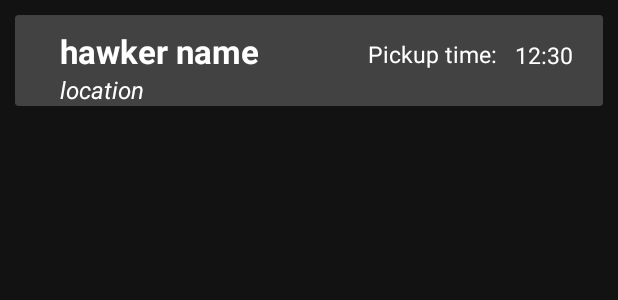
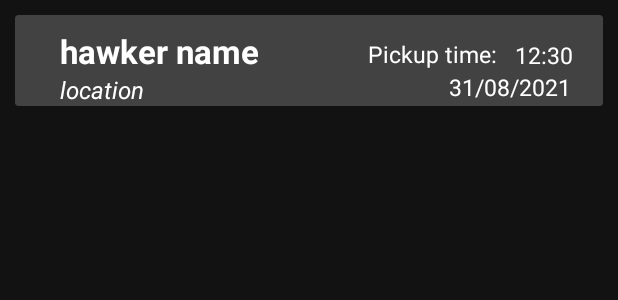
Before and after one commit to 93acy/ADProjTeam4Android, an Android app: the layout courierlisting_item.xml on its own in the app's theme, with its tools: preview values and no code run, on a phone screen of 412 x 824 dp. Shown: the top 300 px of the screen. Run offline under Robolectric (Android 15) with nearby library versions, the phone set to English and light mode, and no system bars; network calls fail.

Commit message:
pickup Date

```diff
--- a/app/src/main/java/com/example/adprojteam4/OrderFunction/CourierListingAPI.java
+++ b/app/src/main/java/com/example/adprojteam4/OrderFunction/CourierListingAPI.java
@@ -37,7 +37,8 @@ public interface CourierListingAPI {
     @PUT("users/orders/orderStatus/update")
     Call<ResponseBody> updateCourierOrderStatusById (
             @Query("id") Long userOrderId,
-            @Query("status") String status);
+            @Query("status") String status,
+            @Query("courierListingId") Long courierListingId);
 
     @PUT("/courier/updateCourierListing")
     Call<ResponseBody> updateCourierListing(@Body String id);
--- a/app/src/main/java/com/example/adprojteam4/OrderFunction/CourierListingAdaptor.java
+++ b/app/src/main/java/com/example/adprojteam4/OrderFunction/CourierListingAdaptor.java
@@ -42,6 +42,7 @@ public class CourierListingAdaptor extends RecyclerView.Adapter<CourierListingAd
         holder.pickupTime.setText(data.get(1));
         holder.hawkerName.setText(data.get(2));
         holder.locationArea.setText(data.get(3));
+        holder.date.setText(data.get(7));
 
         holder.cardView.setOnClickListener(new View.OnClickListener() {
             @Override
@@ -60,7 +61,7 @@ public class CourierListingAdaptor extends RecyclerView.Adapter<CourierListingAd
     }
 
     public class ViewHolder extends RecyclerView.ViewHolder{
-        TextView hawkerName,locationArea,pickupTime,text;
+        TextView hawkerName,locationArea,pickupTime,text,date;
         CardView cardView;
 
         public ViewHolder(@NonNull View listingView) {
@@ -70,6 +71,7 @@ public class CourierListingAdaptor extends RecyclerView.Adapter<CourierListingAd
             pickupTime = listingView.findViewById(R.id.pickupTime);
             text = listingView.findViewById(R.id.text);
             cardView = listingView.findViewById(R.id.cl_cv);
+            date = listingView.findViewById(R.id.date);
         }
     }
 
--- a/app/src/main/java/com/example/adprojteam4/OrderFunction/ViewBill.java
+++ b/app/src/main/java/com/example/adprojteam4/OrderFunction/ViewBill.java
@@ -116,6 +116,7 @@ public class ViewBill extends AppCompatActivity {
                     userOrderId=Long.parseLong(response.body());
                     createUseOrderDetail();
                     intent = new Intent(ViewBill.this, DashboardActivity.class);
+                    intent.putExtra("CourierListingId",CourierListingId);
                     startActivity(intent);
                 }
             }
@@ -123,7 +124,7 @@ public class ViewBill extends AppCompatActivity {
             @Override
             public void onFailure(Call<String> call, Throwable t) {
                 intent = new Intent(ViewBill.this,ViewCourierListing.class);
-                intent.putExtra("userOrderId",userOrderId);
+                //intent.putExtra("userOrderId",userOrderId);
                 Toast.makeText(ViewBill.this, t.getMessage(), Toast.LENGTH_LONG).show();
             }
         });
--- a/app/src/main/java/com/example/adprojteam4/OrderFunction/ViewOrderStatus.java
+++ b/app/src/main/java/com/example/adprojteam4/OrderFunction/ViewOrderStatus.java
@@ -40,6 +40,7 @@ public class ViewOrderStatus extends AppCompatActivity {
     LinearLayoutManager layoutManager;
     UserOrderAdaptor adaptor;
     Long userOrderId;
+    Long courierListingId;
     Button cancel,received;
     ConstraintLayout btmCl,topCl;
     RelativeLayout rl;
@@ -57,6 +58,7 @@ public class ViewOrderStatus extends AppCompatActivity {
         bottomNav.setSelectedItemId(R.id.nav_hawkerSearch);
 
         userOrderId = Long.parseLong(getIntent().getStringExtra("userOrderId"));
+        courierListingId = Long.parseLong(getIntent().getStringExtra("courierListingId"));
 
         btmCl = findViewById(R.id.btm_cl);
         topCl=findViewById(R.id.top_cl);
@@ -193,7 +195,7 @@ public class ViewOrderStatus extends AppCompatActivity {
         Call<ResponseBody> call = RetrofitClient
                 .getInstance(this)
                 .getCourierListingAPI()
-                .updateCourierOrderStatusById(userOrderId,orderStatus);
+                .updateCourierOrderStatusById(userOrderId,orderStatus,courierListingId);
 
         call.enqueue(new Callback<ResponseBody>() {
             @Override
--- a/app/src/main/res/layout/courierlisting_item.xml
+++ b/app/src/main/res/layout/courierlisting_item.xml
@@ -61,6 +61,18 @@
                 app:layout_constraintVertical_bias="0.405" />
 
             <TextView
+                android:id="@+id/date"
+                android:layout_width="wrap_content"
+                android:layout_height="wrap_content"
+                android:layout_marginEnd="21dp"
+                android:layout_marginBottom="2dp"
+                android:text="31/08/2021"
+                android:textColor="@color/white"
+                android:textSize="15dp"
+                app:layout_constraintBottom_toBottomOf="parent"
+                app:layout_constraintEnd_toEndOf="parent" />
+
+            <TextView
                 android:id="@+id/text"
                 android:layout_width="wrap_content"
                 android:layout_height="wrap_content"
```
